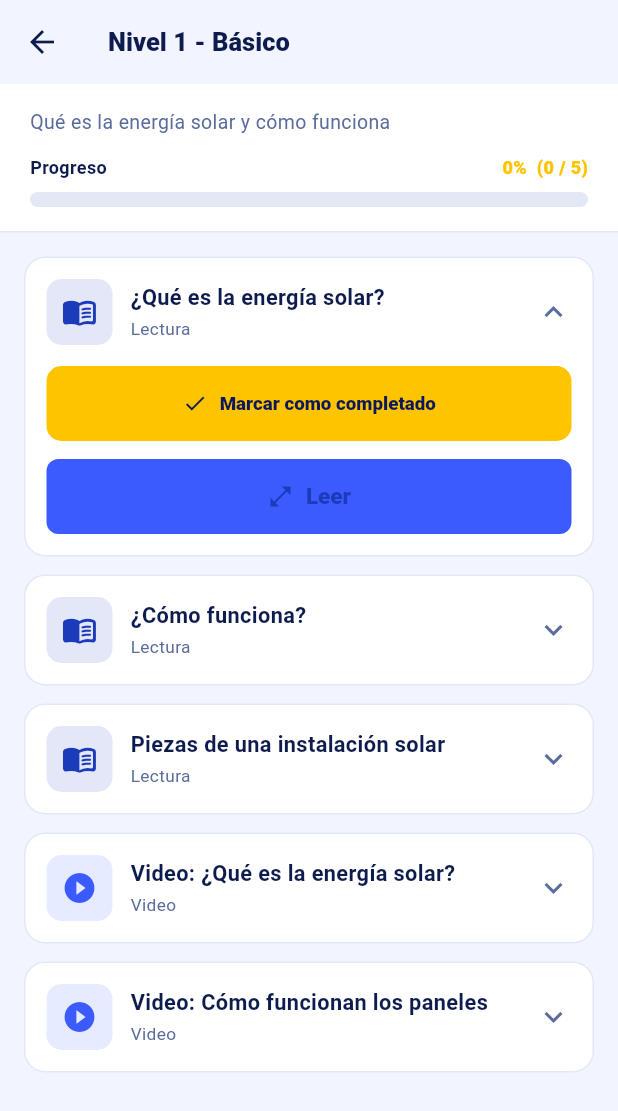
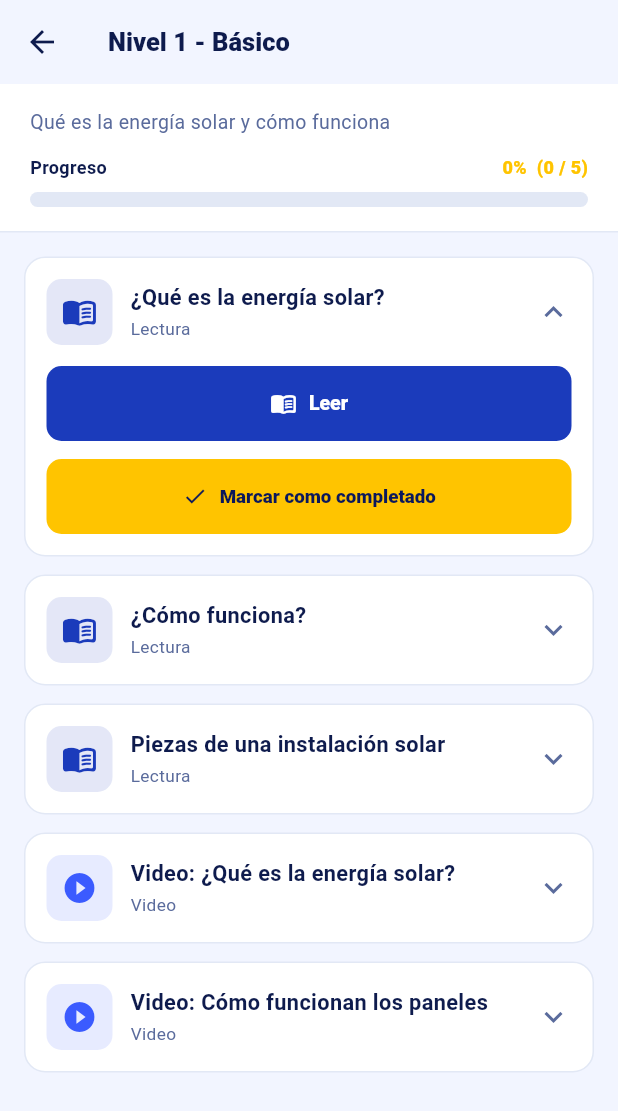
Before and after one commit to NymaXD/SolarO, a Flutter app: the LearnLevelScreen screen opened directly with sample values from the repository, after a tap on "¿Qué es la energía solar?", on a phone screen of 412 x 824 dp. Shown: the top 1111 px of the screen. Run offline on Flutter 3.47's test engine with Material 3 defaults, Android fonts, the phone set to English and light mode, and no system bars; our stand-ins replace shared_preferences, web; missing offline and left inert: dart:ui_web; accounts and stored records are empty; network calls fail.

Commit message:
fix(frontend): visible titles in light theme and reading-first lesson order
- Use the theme text color in the mobile app bar so section titles stay readable in light mode.
- Show the reading action before the mark-as-completed button in lesson cards.

```diff
--- a/lib/layout/app_shell.dart
+++ b/lib/layout/app_shell.dart
@@ -78,7 +78,7 @@ class _AppShellState extends State<AppShell> {
     return Scaffold(
       backgroundColor: Theme.of(context).scaffoldBackgroundColor,
       appBar: AppBar(
-        title: Text(_titles[_index], style: const TextStyle(fontSize: 20, fontWeight: FontWeight.w800, color: Colors.white)),
+        title: Text(_titles[_index], style: TextStyle(fontSize: 20, fontWeight: FontWeight.w800, color: context.tDark)),
         actions: [
           IconButton(tooltip: tr('notifs'), onPressed: () => NotificationsPanel.show(context), icon: const Icon(Icons.notifications_none_rounded)),
           AccountMenuButton(onProfile: () => _go(4), onLogout: _logout),
--- a/lib/screens/learn/learn_level_screen.dart
+++ b/lib/screens/learn/learn_level_screen.dart
@@ -229,8 +229,40 @@ class _LessonCardState extends State<_LessonCard> {
               child: Column(
                 crossAxisAlignment: CrossAxisAlignment.stretch,
                 children: [
-                  // Botón de completado arriba del video (los iframes se
-                  // dibujan encima de Flutter, así que el botón debe ir antes).
+                  // Contenido primero: lectura o video embebido.
+                  if (l.isVideo && l.youtubeId != null) ...[
+                    ClipRRect(
+                      borderRadius: BorderRadius.circular(12),
+                      child: buildYoutubeEmbed(l.youtubeId!),
+                    ),
+                    const SizedBox(height: 8),
+                    Text(
+                      tr('learn_video_note'),
+                      style: TextStyle(
+                        fontSize: 11.5,
+                        color: isDark ? AppColors.mutedDark : AppColors.textMedium,
+                      ),
+                    ),
+                  ] else if (l.contenido != null)
+                    ElevatedButton.icon(
+                      onPressed: () => _showReadingPopup(context, l.contenido!),
+                      icon: const Icon(Icons.menu_book_rounded, size: 18),
+                      label: Text(tr('learn_read'),
+                          style: const TextStyle(
+                              fontSize: 13, fontWeight: FontWeight.w800)),
+                      style: ElevatedButton.styleFrom(
+                        backgroundColor: AppColors.primary,
+                        foregroundColor: Colors.white,
+                        elevation: 0,
+                        padding: const EdgeInsets.symmetric(vertical: 10),
+                        shape: RoundedRectangleBorder(
+                          borderRadius: BorderRadius.circular(10),
+                        ),
+                      ),
+                    ),
+                  const SizedBox(height: 12),
+
+                  // Después del contenido: marcar como completado.
                   Row(
                     children: [
                       Expanded(
@@ -281,39 +313,6 @@ class _LessonCardState extends State<_LessonCard> {
                       ],
                     ],
                   ),
-                  const SizedBox(height: 12),
-
-                  // Contenido: texto de lectura o video embebido
-                  if (l.isVideo && l.youtubeId != null)
-                    ClipRRect(
-                      borderRadius: BorderRadius.circular(12),
-                      child: buildYoutubeEmbed(l.youtubeId!),
-                    )
-                  else if (l.contenido != null)
-                    ElevatedButton.icon(
-                      onPressed: () => _showReadingPopup(context, l.contenido!),
-                      icon: const Icon(Icons.open_in_full, color: AppColors.primary),
-                      label: Text('Leer', style: TextStyle(color: AppColors.primary)),
-                      style: ElevatedButton.styleFrom(
-                        backgroundColor: AppColors.primaryLight,
-                        foregroundColor: AppColors.onPrimary,
-                        padding: const EdgeInsets.symmetric(vertical: 8),
-                        shape: RoundedRectangleBorder(
-                          borderRadius: BorderRadius.circular(8),
-                        ),
-                      ),
-                    ),
-
-                  if (l.isVideo && l.youtubeId != null) ...[
-                    const SizedBox(height: 12),
-                    Text(
-                      tr('learn_video_note'),
-                      style: TextStyle(
-                        fontSize: 11.5,
-                        color: isDark ? AppColors.mutedDark : AppColors.textMedium,
-                      ),
-                    ),
-                  ],
                 ],
               ),
             ),
--- a/lib/theme/lang.dart
+++ b/lib/theme/lang.dart
@@ -109,6 +109,7 @@ class AppLang {
     'learn_lesson_pending': {'es': 'Pendiente', 'en': 'Pending'},
     'learn_video': {'es': 'Video', 'en': 'Video'},
     'learn_reading': {'es': 'Lectura', 'en': 'Reading'},
+    'learn_read': {'es': 'Leer', 'en': 'Read'},
     'learn_mark_done': {'es': 'Marcar como completado', 'en': 'Mark as completed'},
     'learn_level_complete': {'es': '¡Nivel completado!', 'en': 'Level completed!'},
     'learn_back': {'es': 'Volver a módulos', 'en': 'Back to modules'},
```
